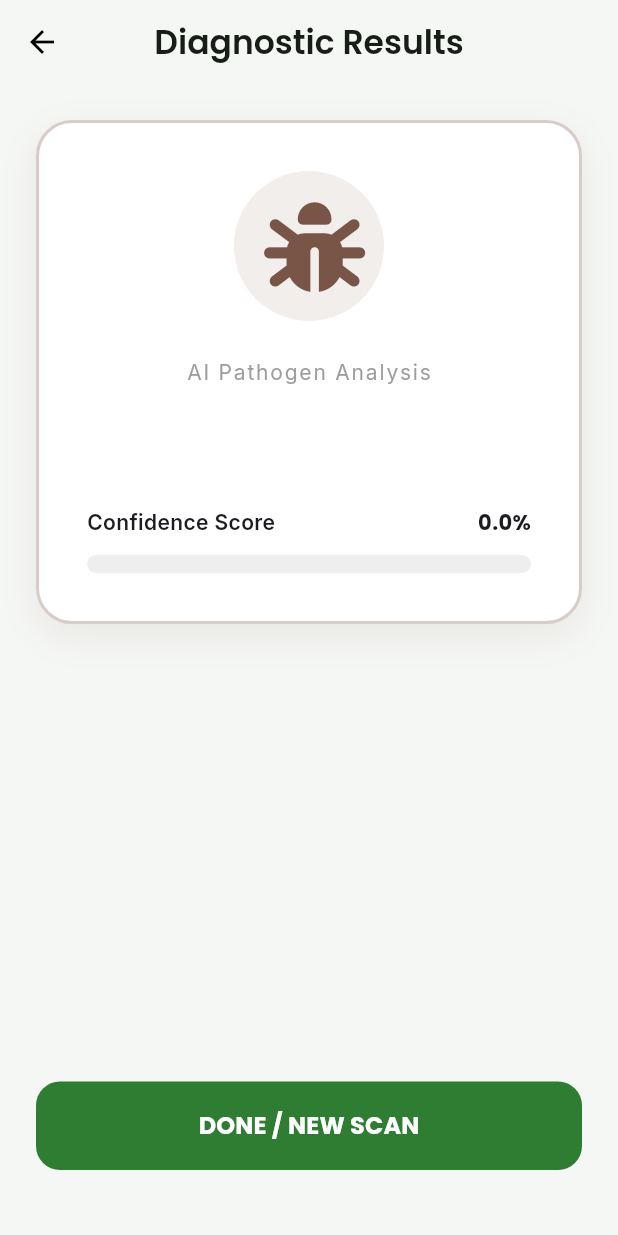
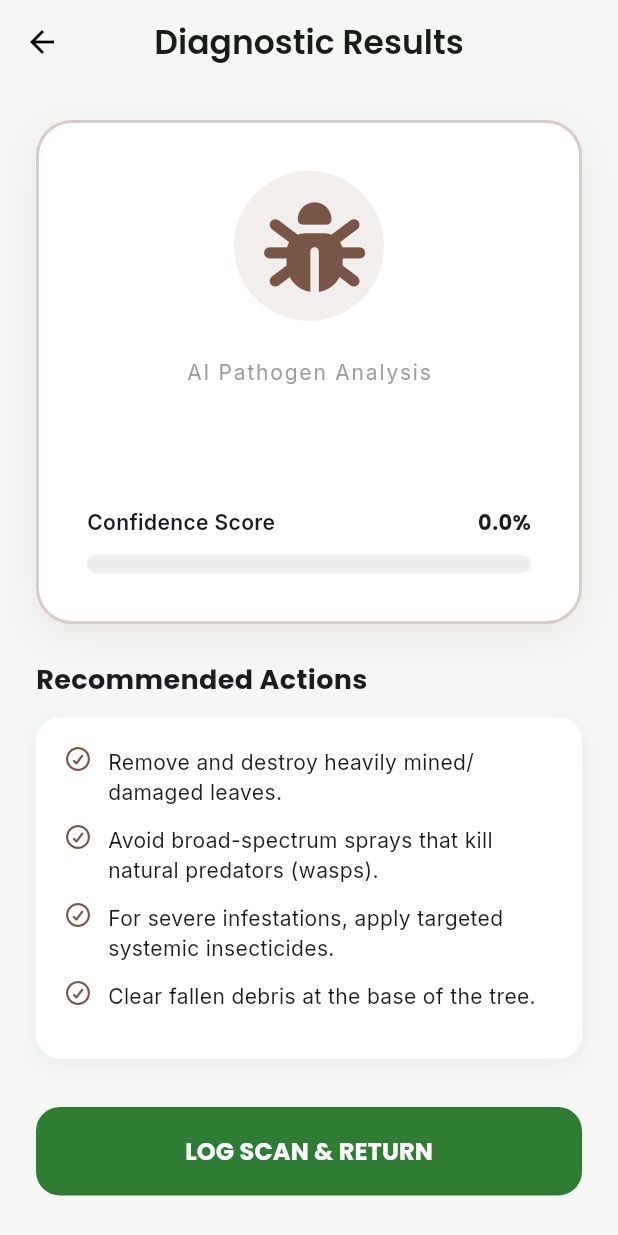
Before and after one commit to Clint07-datascientist/ALU_Mission_Capstone, a Flutter app: the ResultsScreen screen opened directly with empty values, on a phone screen of 412 x 824 dp. Run offline on Flutter 3.47's test engine with Material 3 defaults, Android fonts, the phone set to English and light mode, and no system bars; our stand-ins replace font_awesome_flutter, google_fonts, image_picker.

Commit message:
feat: Add Farm Heatmap screen and actionable insights to Results screen

```diff
--- a/App/agroinsight/lib/screens/results_screen.dart
+++ b/App/agroinsight/lib/screens/results_screen.dart
@@ -12,20 +12,45 @@ class ResultsScreen extends StatelessWidget {
     required this.confidenceScore,
   });
 
+  // Dynamic Treatment Logic
+  List<String> _getInsights(String disease) {
+    if (disease == 'Healthy') {
+      return [
+        'Continue standard care and maintenance.',
+        'Maintain current watering and fertilizer schedule.',
+        'Monitor weekly for any sudden changes.'
+      ];
+    } else if (disease == 'Leaf rust') {
+      return [
+        '⚠️ HIGHLY CONTAGIOUS: Prune affected branches immediately.',
+        'Apply copper-based fungicides to halt spore spread.',
+        'Check neighboring trees within a 10-meter radius today.',
+        'Ensure proper canopy airflow to reduce humidity.'
+      ];
+    } else {
+      return [
+        'Remove and destroy heavily mined/damaged leaves.',
+        'Avoid broad-spectrum sprays that kill natural predators (wasps).',
+        'For severe infestations, apply targeted systemic insecticides.',
+        'Clear fallen debris at the base of the tree.'
+      ];
+    }
+  }
+
   @override
   Widget build(BuildContext context) {
-    // Dynamic styling based on the AI's diagnosis
     Color statusColor;
     IconData statusIcon;
+    List<String> insights = _getInsights(diseaseClass);
 
     if (diseaseClass == 'Healthy') {
-      statusColor = const Color(0xFF2E7D32); // Green
+      statusColor = const Color(0xFF2E7D32);
       statusIcon = FontAwesomeIcons.leaf;
     } else if (diseaseClass == 'Leaf rust') {
-      statusColor = const Color(0xFFD84315); // Deep Orange
+      statusColor = const Color(0xFFD84315);
       statusIcon = FontAwesomeIcons.triangleExclamation;
     } else {
-      statusColor = const Color(0xFF795548); // Brown for Miner
+      statusColor = const Color(0xFF795548);
       statusIcon = FontAwesomeIcons.bug;
     }
 
@@ -41,9 +66,10 @@ class ResultsScreen extends StatelessWidget {
           onPressed: () => Navigator.pop(context),
         ),
       ),
-      body: Padding(
+      body: SingleChildScrollView( // Added to allow scrolling for the new content
         padding: const EdgeInsets.all(24.0),
         child: Column(
+          crossAxisAlignment: CrossAxisAlignment.start,
           children: [
             // Main Results Card
             Container(
@@ -53,33 +79,20 @@ class ResultsScreen extends StatelessWidget {
                 color: Colors.white,
                 borderRadius: BorderRadius.circular(24),
                 border: Border.all(color: statusColor.withOpacity(0.3), width: 2),
-                boxShadow: [
-                  BoxShadow(color: statusColor.withOpacity(0.1), blurRadius: 20, offset: const Offset(0, 8)),
-                ],
+                boxShadow: [BoxShadow(color: statusColor.withOpacity(0.1), blurRadius: 20, offset: const Offset(0, 8))],
               ),
               child: Column(
                 children: [
                   Container(
                     padding: const EdgeInsets.all(20),
-                    decoration: BoxDecoration(
-                      color: statusColor.withOpacity(0.1),
-                      shape: BoxShape.circle,
-                    ),
+                    decoration: BoxDecoration(color: statusColor.withOpacity(0.1), shape: BoxShape.circle),
                     child: Icon(statusIcon, color: statusColor, size: 60),
                   ),
                   const SizedBox(height: 24),
-                  Text(
-                    'AI Pathogen Analysis',
-                    style: GoogleFonts.inter(fontSize: 14, color: Colors.grey[500], letterSpacing: 1.2),
-                  ),
+                  Text('AI Pathogen Analysis', style: GoogleFonts.inter(fontSize: 14, color: Colors.grey[500], letterSpacing: 1.2)),
                   const SizedBox(height: 8),
-                  Text(
-                    diseaseClass.toUpperCase(),
-                    style: GoogleFonts.poppins(fontSize: 28, fontWeight: FontWeight.bold, color: statusColor),
-                  ),
+                  Text(diseaseClass.toUpperCase(), style: GoogleFonts.poppins(fontSize: 28, fontWeight: FontWeight.bold, color: statusColor)),
                   const SizedBox(height: 32),
-
-                  // Confidence Score Bar
                   Row(
                     mainAxisAlignment: MainAxisAlignment.spaceBetween,
                     children: [
@@ -101,25 +114,48 @@ class ResultsScreen extends StatelessWidget {
               ),
             ),
 
-            const Spacer(),
+            const SizedBox(height: 24),
+
+            // NEW: Actionable Insights Card
+            Text('Recommended Actions', style: GoogleFonts.poppins(fontSize: 18, fontWeight: FontWeight.bold)),
+            const SizedBox(height: 12),
+            Container(
+              padding: const EdgeInsets.all(20),
+              decoration: BoxDecoration(
+                color: Colors.white,
+                borderRadius: BorderRadius.circular(16),
+                boxShadow: [BoxShadow(color: Colors.black.withOpacity(0.05), blurRadius: 10, offset: const Offset(0, 4))],
+              ),
+              child: Column(
+                children: insights.map((insight) => Padding(
+                  padding: const EdgeInsets.only(bottom: 12.0),
+                  child: Row(
+                    crossAxisAlignment: CrossAxisAlignment.start,
+                    children: [
+                      Icon(FontAwesomeIcons.circleCheck, color: statusColor, size: 16),
+                      const SizedBox(width: 12),
+                      Expanded(child: Text(insight, style: GoogleFonts.inter(fontSize: 14, height: 1.4))),
+                    ],
+                  ),
+                )).toList(),
+              ),
+            ),
+
+            const SizedBox(height: 32),
 
             // Action Button
             SizedBox(
               width: double.infinity,
               child: ElevatedButton(
-                onPressed: () => Navigator.pop(context), // Goes back to scanner
+                onPressed: () => Navigator.pop(context),
                 style: ElevatedButton.styleFrom(
                   backgroundColor: const Color(0xFF2E7D32),
                   padding: const EdgeInsets.symmetric(vertical: 18),
                   shape: RoundedRectangleBorder(borderRadius: BorderRadius.circular(16)),
                 ),
-                child: Text(
-                  'DONE / NEW SCAN',
-                  style: GoogleFonts.poppins(fontSize: 16, fontWeight: FontWeight.bold, color: Colors.white),
-                ),
+                child: Text('LOG SCAN & RETURN', style: GoogleFonts.poppins(fontSize: 16, fontWeight: FontWeight.bold, color: Colors.white)),
               ),
             ),
-            const SizedBox(height: 20),
           ],
         ),
       ),
```
Also changed, not shown: App/agroinsight/lib/screens/dashboard_screen.dart (+24 -0 lines), App/agroinsight/lib/screens/farm_heatmap_screen.dart (added, +175 -0 lines).
